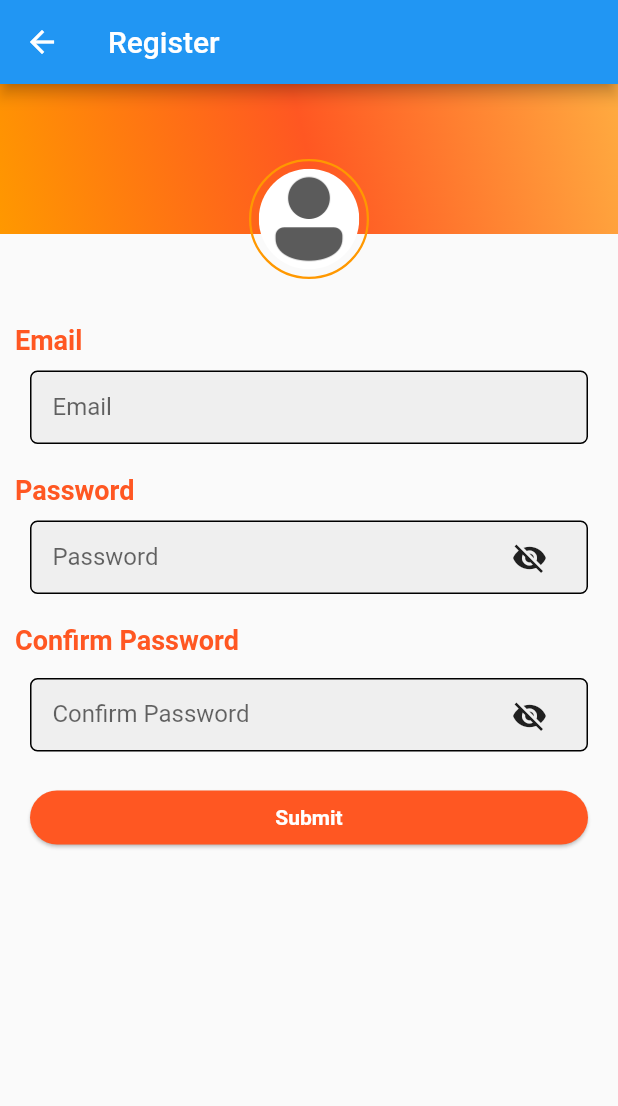
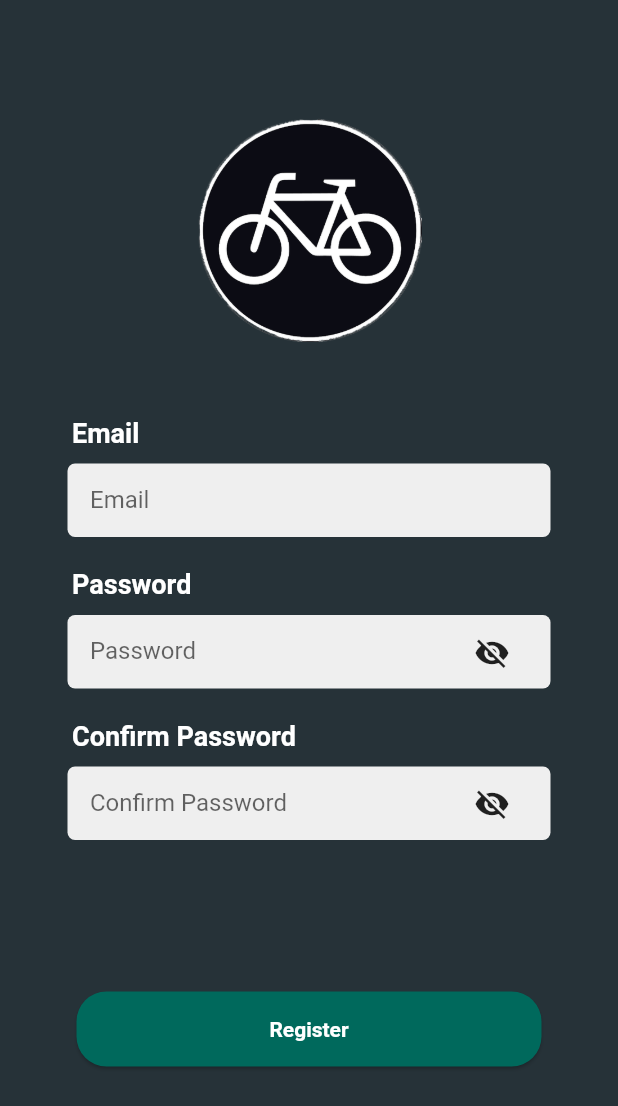
Before and after one commit to vrcbautista77/padcom, a Flutter app: the RegisterPage screen opened directly, on a phone screen of 412 x 824 dp. Shown: the top 1106 px of the screen. Run offline on Flutter 3.47's test engine with Material 2 defaults, Android fonts, the light colour scheme and no system bars; our stand-ins replace cloud_firestore, dio, firebase_auth, firebase_core, flutter_datetime_picker, geolocator and 3 more; missing offline and left inert: flutter_facebook_login, flutter_polyline_points; accounts and stored records are empty.

Commit message:
Design and Color
Login and register ui format, weight and age into number format, changing color

```diff
--- a/lib/constants/color.dart
+++ b/lib/constants/color.dart
@@ -1,7 +1,7 @@
 import 'package:flutter/material.dart';
 
 class AppColor {
-  static Color accent = Colors.orange;
-  static Color primary = Colors.orangeAccent;
-  static Color secondary = Colors.deepOrange;
+  static Color accent = Colors.teal.shade600;
+  static Color primary = Colors.teal.shade700;
+  static Color secondary = Colors.teal.shade800;
 }
--- a/lib/main.dart
+++ b/lib/main.dart
@@ -71,6 +71,7 @@ class _MyAppState extends State<RootPage> {
       var checkUserDetails = await FirebaseFirestore.instance.collection("users").doc(user.uid).get();
 
       if(!checkUserDetails.exists){
+
         // go to edit profile
         Navigator.push(context, MaterialPageRoute(builder: (context) => EditProfile(
           from: "login",
@@ -93,6 +94,7 @@ class _MyAppState extends State<RootPage> {
   @override
   Widget build(BuildContext context) {
     return Scaffold(
+      backgroundColor: Colors.blueGrey[900],
       appBar: PreferredSize(
         preferredSize: Size.fromHeight(0),
         child: AppBar(
@@ -141,7 +143,7 @@ class _MyAppState extends State<RootPage> {
                     child: Column(
                       children: <Widget>[
                         CircularProgressIndicator(
-                            valueColor: new AlwaysStoppedAnimation<Color>(Colors.blue))
+                            valueColor: new AlwaysStoppedAnimation<Color>(Colors.white))
                       ],
                     ),
                   ),
--- a/lib/pages/register_page.dart
+++ b/lib/pages/register_page.dart
@@ -33,73 +33,86 @@ class _RegisterPageState extends State<RegisterPage> {
   @override
   Widget build(BuildContext context) {
     return Scaffold(
-      appBar: AppBar(
-        title: Text('Register'),
-      ),
+        backgroundColor: Colors.blueGrey[900],
+      // appBar: AppBar(
+      //   title: Text('Register Account'),
+      // ),
       body: SingleChildScrollView(
         child: Column(
           mainAxisAlignment: MainAxisAlignment.center,
           children: [
-            Stack(
-              children: [
-                Container(
-                  height: 140,
-                  width: double.infinity,
-                ),
-                Container(
-                  height: 100,
-                  width: double.infinity,
-                  padding: EdgeInsets.all(50),
-                  decoration: BoxDecoration(
-                    gradient: LinearGradient(
-                      colors: [
-                        AppColor.accent,
-                        AppColor.secondary,
-                        AppColor.primary,
-                      ],
-                      begin: const FractionalOffset(0.0, 1.0),
-                      end: const FractionalOffset(1.0, 0.0),
-                      // stops:[0.8, 0.3, 0.1,],
-                      //tileMode: TileMode.clamp,
-                    ),
-                  ),
-                ),
-                Positioned(
-                  bottom: 10,
-                  left: MediaQuery.of(context).size.width / 2 - 40,
-                  child: Center(
-                      child: Container(
-                    height: 80,
-                    width: 80,
-                    padding: EdgeInsets.all(5),
-                    decoration: BoxDecoration(
-                      color: Colors.transparent,
-                      border: Border.all(
-                        color: AppColor.accent,
-                        width: 1.5,
-                      ),
-                      borderRadius: BorderRadius.circular(100),
-                    ),
-                    child: ClipOval(
-                      child: Container(
-                        height: 80,
-                        width: 80,
-                        decoration: BoxDecoration(
-                          color: Colors.white,
-                        ),
-                        child: Stack(
-                          children: [
-                            Image(
-                              image: AssetImage("assets/default_user.png"),
-                            ),
-                          ],
+                Align(
+                        alignment: Alignment.center,
+                        child: Container(
+                          margin: EdgeInsets.only(top: 78.0),
+                          width: 150,
+                          height: 150,
+                          child: Image(
+                            fit: BoxFit.fill,
+                            image: AssetImage('assets/Logo.png'),
+                          ),
                         ),
                       ),
-                    ),
-                  )),
-                ),
-              ],
-            ),
+            // Stack(
+            //   children: [
+            //     Container(
+            //       height: 140,
+            //       width: double.infinity,
+            //     ),
+            //     Container(
+            //       height: 100,
+            //       width: double.infinity,
+            //       padding: EdgeInsets.all(50),
+            //       decoration: BoxDecoration(
+            //         gradient: LinearGradient(
+            //           colors: [
+            //             AppColor.accent,
+            //             AppColor.secondary,
+            //             AppColor.primary,
+            //           ],
+            //           begin: const FractionalOffset(0.0, 1.0),
+            //           end: const FractionalOffset(1.0, 0.0),
+            //           // stops:[0.8, 0.3, 0.1,],
+            //           //tileMode: TileMode.clamp,
+            //         ),
+            //       ),
+            //     ),
+            //     Positioned(
+            //       bottom: 10,
+            //       left: MediaQuery.of(context).size.width / 2 - 40,
+            //       child: Center(
+            //           child: Container(
+            //         height: 80,
+            //         width: 80,
+            //         padding: EdgeInsets.all(5),
+            //         decoration: BoxDecoration(
+            //           color: Colors.transparent,
+            //           border: Border.all(
+            //             color: AppColor.accent,
+            //             width: 1.5,
+            //           ),
+            //           borderRadius: BorderRadius.circular(100),
+            //         ),
+            //         child: ClipOval(
+            //           child: Container(
+            //             height: 80,
+            //             width: 80,
+            //             decoration: BoxDecoration(
+            //               color: Colors.white,
+            //             ),
+            //             child: Stack(
+            //               children: [
+            //                 Image(
+            //                   image: AssetImage("assets/Logo.png"),
+            //                 ),
+            //               ],
+            //             ),
+            //           ),
+            //         ),
+            //       )),
+            //     ),
+            //   ],
+            // ),
             // SizedBox(
             //   height: 20,
             // ),
@@ -181,10 +194,11 @@ class _RegisterPageState extends State<RegisterPage> {
             //   ],
             // ),
             SizedBox(
-              height: 20,
+              height: 50,
             ),
+
             Padding(
-              padding: const EdgeInsets.only(left: 10, bottom: 10),
+                padding: const EdgeInsets.only(left: 48, bottom: 10),
               child: Align(
                 alignment: Alignment.centerLeft,
                 child: Text(
@@ -192,13 +206,14 @@ class _RegisterPageState extends State<RegisterPage> {
                   style: TextStyle(
                     fontSize: 18,
                     fontWeight: FontWeight.bold,
-                    color: AppColor.secondary,
+                    color: Colors.white,
                   ),
                 ),
               ),
             ),
             Container(
-              width: MediaQuery.of(context).size.width - 40,
+              width: MediaQuery.of(context).size.width - 90,
+              height: 50.0,
               child: TextFormField(
                 controller: emailController,
                 textCapitalization: TextCapitalization.words,
@@ -219,7 +234,7 @@ class _RegisterPageState extends State<RegisterPage> {
                   ),
                   enabledBorder: OutlineInputBorder(
                     borderRadius: BorderRadius.circular(5.0),
-                    borderSide: BorderSide(color: Colors.black),
+                    borderSide: BorderSide(color: Colors.transparent),
                   ),
                 ),
               ),
@@ -228,7 +243,7 @@ class _RegisterPageState extends State<RegisterPage> {
               height: 20,
             ),
             Padding(
-              padding: const EdgeInsets.only(left: 10, bottom: 10),
+               padding: const EdgeInsets.only(left: 48, bottom: 10),
               child: Align(
                 alignment: Alignment.centerLeft,
                 child: Text(
@@ -236,7 +251,7 @@ class _RegisterPageState extends State<RegisterPage> {
                   style: TextStyle(
                     fontSize: 18,
                     fontWeight: FontWeight.bold,
-                    color: AppColor.secondary,
+                     color: Colors.white,
                   ),
                 ),
               ),
@@ -244,7 +259,8 @@ class _RegisterPageState extends State<RegisterPage> {
             Stack(
               children: [
                 Container(
-                  width: MediaQuery.of(context).size.width - 40,
+                 width: MediaQuery.of(context).size.width - 90,
+                  height: 50.0,
                   child: TextFormField(
                     controller: passwordController,
                     obscureText: isHidePassword,
@@ -266,7 +282,7 @@ class _RegisterPageState extends State<RegisterPage> {
                       ),
                       enabledBorder: OutlineInputBorder(
                         borderRadius: BorderRadius.circular(5.0),
-                        borderSide: BorderSide(color: Colors.black),
+                        borderSide: BorderSide(color: Colors.transparent),
                       ),
                     ),
                   ),
@@ -290,7 +306,7 @@ class _RegisterPageState extends State<RegisterPage> {
               height: 20,
             ),
             Padding(
-              padding: const EdgeInsets.only(left: 10, bottom: 15),
+              padding: const EdgeInsets.only(left: 48, bottom: 10),
               child: Align(
                 alignment: Alignment.centerLeft,
                 child: Text(
@@ -298,7 +314,7 @@ class _RegisterPageState extends State<RegisterPage> {
                   style: TextStyle(
                     fontSize: 18,
                     fontWeight: FontWeight.bold,
-                    color: AppColor.secondary,
+                      color: Colors.white,
                   ),
                 ),
               ),
@@ -306,7 +322,8 @@ class _RegisterPageState extends State<RegisterPage> {
             Stack(
               children: [
                 Container(
-                  width: MediaQuery.of(context).size.width - 40,
+               width: MediaQuery.of(context).size.width - 90,
+                height: 50.0,
                   child: TextFormField(
                     controller: confirmPasswordController,
                     obscureText: isHideConfirmPassword,
@@ -328,7 +345,7 @@ class _RegisterPageState extends State<RegisterPage> {
                       ),
                       enabledBorder: OutlineInputBorder(
                         borderRadius: BorderRadius.circular(5.0),
-                        borderSide: BorderSide(color: Colors.black),
+                        borderSide: BorderSide(color: Colors.transparent),
                       ),
                     ),
                   ),
@@ -349,17 +366,19 @@ class _RegisterPageState extends State<RegisterPage> {
               ],
             ),
             SizedBox(
-              height: 20,
+              height: 100,
             ),
             isLoading == false ?
             Container(
+              height: 50.0,
+              width: 350.0,
               padding: EdgeInsets.only(left: 20, right: 20),
               child: ExpandedButton(
                 buttonColor: AppColor.secondary,
                 borderRadius: 20,
                 expanded: true,
                 elevation: 1,
-                title: 'Submit',
+                title: 'Register',
                 titleFontSize: 14,
                 onTap: () async {
                   setState(() {
```
Also changed, not shown: lib/pages/edit_profile_page.dart (+22 -10 lines), lib/pages/home_page.dart (+37 -3 lines), lib/pages/login_page.dart (+122 -54 lines), lib/pages/profile_page.dart (+34 -38 lines), pubspec.lock.
